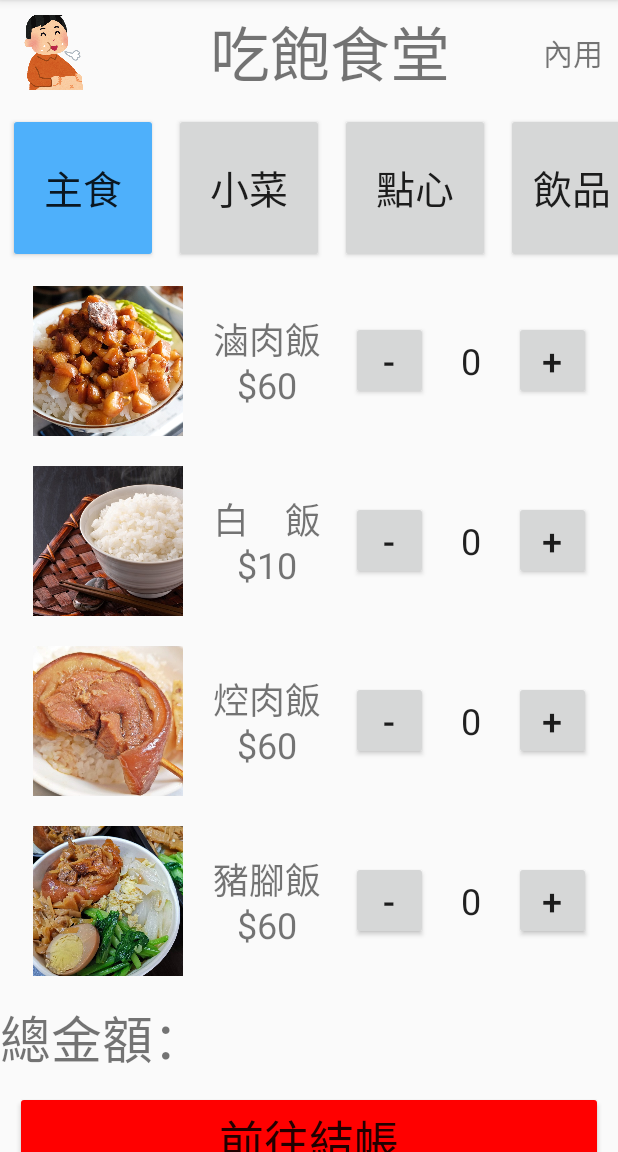
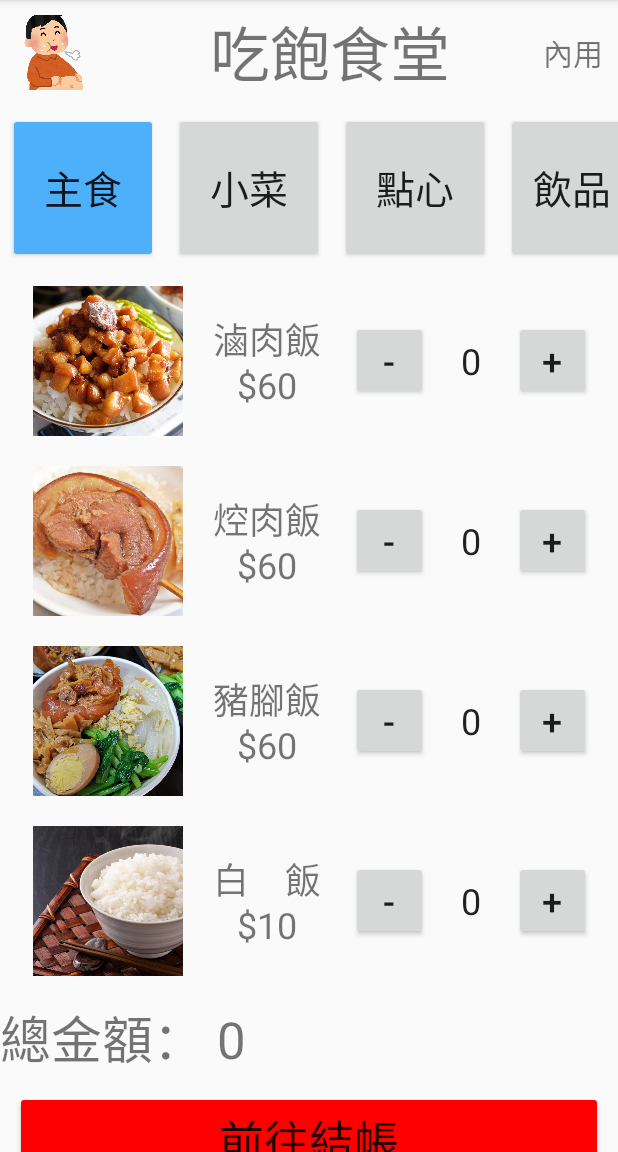
Before and after one commit to ace5718/orderSystem, an Android app: the fragment BlankFragment2 placed in its activity, after a tap on "主食", on a phone screen of 412 x 824 dp, the part 84-1236 px from its top. Run offline under Robolectric (Android 15) with nearby library versions, the phone set to English and light mode, and no system bars.

Commit message:
資料傳遞完成 紀錄總金額完成

```diff
--- a/app/src/main/java/com/example/ordersystem/BlankFragment.kt
+++ b/app/src/main/java/com/example/ordersystem/BlankFragment.kt
@@ -1,15 +1,12 @@
 package com.example.ordersystem
 
-import android.content.Context
 import android.os.Bundle
-import android.util.Log
 import androidx.fragment.app.Fragment
 import android.view.LayoutInflater
 import android.view.View
 import android.view.ViewGroup
 import android.widget.Button
 import android.widget.EditText
-import android.widget.TextView
 
 // TODO: Rename parameter arguments, choose names that match
 // the fragment initialization parameters, e.g. ARG_ITEM_NUMBER
@@ -28,7 +25,7 @@ class BlankFragment : Fragment() {
     private var param2: String? = null
 
     private var bundle: Bundle? = null
-    private var data: ArrayList<Int>? = null
+    private var page: Int = 0
 
     override fun onCreate(savedInstanceState: Bundle?) {
         super.onCreate(savedInstanceState)
@@ -39,7 +36,7 @@ class BlankFragment : Fragment() {
     }
 
     interface SendListener{
-        fun sendData(data : ArrayList<Int>)
+        fun sendData(changeData : Array<Int>)
     }
 
     override fun onCreateView(
@@ -47,19 +44,8 @@ class BlankFragment : Fragment() {
         savedInstanceState: Bundle?
     ): View? {
         val view = inflater.inflate(R.layout.fragment_blank, container, false)
-
         bundle = arguments //接值
-
         return view
-    }
-
-    override fun onAttach(context: Context) {
-        super.onAttach(context)
-        val Mactivity = context as MainActivity2
-        data?.set(1,1)
-        data?.let {
-            Mactivity.sendData(it)
-        }
     }
 
     override fun onViewCreated(view: View, savedInstanceState: Bundle?) {
@@ -80,30 +66,38 @@ class BlankFragment : Fragment() {
         val btnDecrease3:Button = view.findViewById(R.id.btnDecrease3)
         val btnDecrease4:Button = view.findViewById(R.id.btnDecrease4)
 
-        btnIncrease1.setOnClickListener {
-            calculate(etAmount1, 1)
+        val data: ArrayList<Int>? = bundle?.getIntegerArrayList("data")
+        if (data != null) {
+            etAmount1.setText(data[0].toString())
+            etAmount2.setText(data[1].toString())
+            etAmount3.setText(data[2].toString())
+            etAmount4.setText(data[3].toString())
         }
 
-        btnIncrease2.setOnClickListener { calculate(etAmount2, 1) }
-        btnIncrease3.setOnClickListener { calculate(etAmount3, 1) }
-        btnIncrease4.setOnClickListener { calculate(etAmount4, 1) }
+        btnIncrease1.setOnClickListener { calculate(etAmount1, 1, 0) }
+        btnIncrease2.setOnClickListener { calculate(etAmount2, 1, 1) }
+        btnIncrease3.setOnClickListener { calculate(etAmount3, 1, 2) }
+        btnIncrease4.setOnClickListener { calculate(etAmount4, 1, 3) }
 
-        btnDecrease1.setOnClickListener { calculate(etAmount1, -1) }
-        btnDecrease2.setOnClickListener { calculate(etAmount2, -1) }
-        btnDecrease3.setOnClickListener { calculate(etAmount3, -1) }
-        btnDecrease4.setOnClickListener { calculate(etAmount4, -1) }
-
-        data = bundle?.getIntegerArrayList("data")
-        data?.set(1, 1)
-
-        //在點擊加減按鈕後要能回傳數值
+        btnDecrease1.setOnClickListener { calculate(etAmount1, -1, 0) }
+        btnDecrease2.setOnClickListener { calculate(etAmount2, -1, 1) }
+        btnDecrease3.setOnClickListener { calculate(etAmount3, -1, 2) }
+        btnDecrease4.setOnClickListener { calculate(etAmount4, -1, 3) }
     }
 
-    private fun calculate(etAmount: EditText, num: Int) {
+    private fun calculate(etAmount: EditText, num: Int, btnNumber: Int) {
         val temp = etAmount.text.toString().toInt() + num
         if (temp >= 0){
+            pushData(temp, btnNumber)
             etAmount.setText(temp.toString())
         }
+    }
+
+    private fun pushData(changeNumber: Int, btnNumber: Int){
+        val Mactivity = context as MainActivity2
+        Mactivity.sendData(
+            arrayOf(page, btnNumber, changeNumber)
+        )
     }
 
     companion object {
--- a/app/src/main/java/com/example/ordersystem/BlankFragment2.kt
+++ b/app/src/main/java/com/example/ordersystem/BlankFragment2.kt
@@ -24,6 +24,9 @@ class BlankFragment2 : Fragment() {
     private var param1: String? = null
     private var param2: String? = null
 
+    private var bundle: Bundle? = null
+    private var page: Int = 1
+
     override fun onCreate(savedInstanceState: Bundle?) {
         super.onCreate(savedInstanceState)
         arguments?.let {
@@ -33,7 +36,7 @@ class BlankFragment2 : Fragment() {
     }
 
     interface SendListener{
-        //fun  sendData(data:String)
+        fun sendData(changeData : Array<Int>)
     }
 
     override fun onCreateView(
@@ -41,13 +44,8 @@ class BlankFragment2 : Fragment() {
         savedInstanceState: Bundle?
     ): View? {
         val view = inflater.inflate(R.layout.fragment_blank2, container, false)
+        bundle = arguments //接值
         return view
-    }
-
-    override fun onAttach(context: Context){
-        super.onAttach(context)
-        val  MainActivity = context as MainActivity2
-        //MainActivity.sendData("")
     }
 
     override fun onViewCreated(view: View, savedInstanceState: Bundle?) {
@@ -68,22 +66,38 @@ class BlankFragment2 : Fragment() {
         val btnDecrease3: Button = view.findViewById(R.id.btnDecrease3)
         val btnDecrease4: Button = view.findViewById(R.id.btnDecrease4)
 
-        btnIncrease1.setOnClickListener { calculate(etAmount1, 1) }
-        btnIncrease2.setOnClickListener { calculate(etAmount2, 1) }
-        btnIncrease3.setOnClickListener { calculate(etAmount3, 1) }
-        btnIncrease4.setOnClickListener { calculate(etAmount4, 1) }
+        val data: ArrayList<Int>? = bundle?.getIntegerArrayList("data")
+        if (data != null) {
+            etAmount1.setText(data[0].toString())
+            etAmount2.setText(data[1].toString())
+            etAmount3.setText(data[2].toString())
+            etAmount4.setText(data[3].toString())
+        }
 
-        btnDecrease1.setOnClickListener { calculate(etAmount1, -1) }
-        btnDecrease2.setOnClickListener { calculate(etAmount2, -1) }
-        btnDecrease3.setOnClickListener { calculate(etAmount3, -1) }
-        btnDecrease4.setOnClickListener { calculate(etAmount4, -1) }
+        btnIncrease1.setOnClickListener { calculate(etAmount1, 1, 0) }
+        btnIncrease2.setOnClickListener { calculate(etAmount2, 1, 1) }
+        btnIncrease3.setOnClickListener { calculate(etAmount3, 1, 2) }
+        btnIncrease4.setOnClickListener { calculate(etAmount4, 1, 3) }
+
+        btnDecrease1.setOnClickListener { calculate(etAmount1, -1, 0) }
+        btnDecrease2.setOnClickListener { calculate(etAmount2, -1, 1) }
+        btnDecrease3.setOnClickListener { calculate(etAmount3, -1, 2) }
+        btnDecrease4.setOnClickListener { calculate(etAmount4, -1, 3) }
     }
 
-    private fun calculate(etAmount: EditText, num: Int) {
+    private fun calculate(etAmount: EditText, num: Int, btnNumber: Int) {
         val temp = etAmount.text.toString().toInt() + num
         if (temp >= 0){
+            pushData(temp, btnNumber)
             etAmount.setText(temp.toString())
         }
+    }
+
+    private fun pushData(changeNumber: Int, btnNumber: Int){
+        val Mactivity = context as MainActivity2
+        Mactivity.sendData(
+            arrayOf(page, btnNumber, changeNumber)
+        )
     }
 
     companion object {
--- a/app/src/main/java/com/example/ordersystem/MainActivity2.kt
+++ b/app/src/main/java/com/example/ordersystem/MainActivity2.kt
@@ -1,29 +1,24 @@
 package com.example.ordersystem
 
+import android.annotation.SuppressLint
 import android.os.Bundle
 import android.util.Log
 import android.widget.Button
+import android.widget.TextView
 import androidx.appcompat.app.AppCompatActivity
-import java.util.Arrays
+import androidx.fragment.app.Fragment
 
 class MainActivity2 : AppCompatActivity(),
     BlankFragment.SendListener,
     BlankFragment2.SendListener,
     BlankFragment3.SendListener,
     BlankFragment4.SendListener{
-    private var Gdata: ArrayList<Int>? = ArrayList() //向 fragment 傳送 data 資料的載體
-    private var Gconst: Int? = 0 //總價格
-    private lateinit var data: Array<Array<Array<Int>>>
-
-    override fun onCreate(savedInstanceState: Bundle?) {
-        super.onCreate(savedInstanceState)
-        setContentView(R.layout.activity_main2)
-        data = arrayOf(
+    private var data = arrayOf(
         arrayOf( //第一頁
             arrayOf(60, 0),  //價格 數量
-                arrayOf(10, 0),
             arrayOf(60, 0),
-                arrayOf(60, 0)
+            arrayOf(60, 0),
+            arrayOf(10, 0)
         ),
         arrayOf( //第二頁
             arrayOf(30, 0),
@@ -44,68 +39,62 @@ class MainActivity2 : AppCompatActivity(),
             arrayOf(30, 0)
         )
     ) //各頁數量統計
+    private var dataTemp: ArrayList<Int> = ArrayList() //向 fragment 傳送 data 資料的載體
+    private var totalTextView: TextView? = null
+    private var total: Int = 0 //總價格
+
+
+    override fun onCreate(savedInstanceState: Bundle?) {
+        super.onCreate(savedInstanceState)
+        setContentView(R.layout.activity_main2)
 
         val but01: Button = findViewById(R.id.but01)
         val but02: Button = findViewById(R.id.but02)
         val but03: Button = findViewById(R.id.but03)
         val but04: Button = findViewById(R.id.but04)
 
-        val f1 = BlankFragment()
-        val f2 = BlankFragment2()
-        val f3 = BlankFragment3()
-        val f4 = BlankFragment4()
+        totalTextView = findViewById(R.id.textView3)
+        setConstTextView(0)
+        but01.setOnClickListener { changeFragment(BlankFragment(), 0) }
+        but02.setOnClickListener { changeFragment(BlankFragment2(), 1) }
+        but03.setOnClickListener { changeFragment(BlankFragment3(), 2) }
+        but04.setOnClickListener { changeFragment(BlankFragment4(), 3) }
+    }
 
+    override fun sendData(changeData: Array<Int>) {
+        val price = data[changeData[0]][changeData[1]][0]
+        val originalNumber = data[changeData[0]][changeData[1]][1]
+        setConstTextView( (changeData[2] - originalNumber) * price )
 
+        //data[哪一頁][哪一個被動到了][1] = 動了多少
+        data[changeData[0]][changeData[1]][1] = changeData[2]
+    }
 
-        but01.setOnClickListener {
-            setGdata(data[0], 0)
+    private fun changeFragment(fragment: Fragment, page: Int){
+        setDataTemp(data[page])
+        Log.d("test", dataTemp[0].toString())
         val bundle = Bundle()
-            bundle.putIntegerArrayList("data", Gdata)
-            f1.arguments = bundle
+        bundle.putIntegerArrayList("data", dataTemp)
+        fragment.arguments = bundle
 
         supportFragmentManager.beginTransaction().apply {
-                replace(R.id.fragmentContainerView, f1)
+            replace(R.id.fragmentContainerView, fragment)
             commit()
         }
     }
 
-        but02.setOnClickListener {
-            supportFragmentManager.beginTransaction()
-                .replace(R.id.fragmentContainerView, f2)
-                .commit()
-        }
-
-        but03.setOnClickListener {
-            supportFragmentManager.beginTransaction()
-                .replace(R.id.fragmentContainerView, f3)
-                .commit()
-        }
-
-        but04.setOnClickListener {
-            supportFragmentManager.beginTransaction()
-                .replace(R.id.fragmentContainerView, f4)
-                .commit()
+    private fun setDataTemp(data: Array<Array<Int>>){
+        //Gdata預計是 [第一個選擇的數量, 第二個選擇的數量 ... ]
+        dataTemp.clear()
+        data.forEach {
+            dataTemp.add(it[1])
         }
     }
 
-    override fun sendData(data: ArrayList<Int>) {
-        Gdata = data
-        Log.d("test", Gdata?.get(1).toString())
-        //fragment 資料來了後要來刷新 data 的資料
-        setData()
-        //Gconst = const
-    }
 
-    private fun setGdata(data: Array<Array<Int>>, page: Int){
-        //Gdata預計是 [ 哪一頁, 第一個選擇的數量, 第二個選擇的數量 ... ]
-        Gdata?.clear()
-        Gdata?.add(page)
-        data.forEach {
-            Gdata?.add(it[1])
+    @SuppressLint("SetTextI18n")
+    private fun setConstTextView(addTotal: Int){
+        total += addTotal
+        totalTextView?.text = "總金額： $total"
     }
 }
-
-    private fun setData(){
-
-    }
-}
--- a/app/src/main/res/layout/activity_main2.xml
+++ b/app/src/main/res/layout/activity_main2.xml
@@ -42,7 +42,7 @@
                 android:textSize="40sp" />
 
             <TextView
-                android:id="@+id/textView12"
+                android:id="@+id/textView2"
                 android:layout_width="wrap_content"
                 android:layout_height="wrap_content"
                 android:layout_marginStart="10dp"
@@ -142,13 +142,21 @@
                     android:layout_marginTop="5dp"
                     android:orientation="vertical">
 
-                    <TextView
-                        android:id="@+id/textView19"
+                    <LinearLayout
                         android:layout_width="match_parent"
                         android:layout_height="match_parent"
                         android:layout_weight="1"
-                        android:text="總金額："
-                        android:textSize="34sp" />
+                        android:orientation="horizontal">
+
+                        <TextView
+                            android:id="@+id/textView3"
+                            android:layout_width="match_parent"
+                            android:layout_height="wrap_content"
+                            android:layout_weight="1"
+                            android:text="總金額："
+                            android:textSize="34sp" />
+
+                    </LinearLayout>
 
                     <Button
                         android:id="@+id/button5"
--- a/app/src/main/res/layout/activity_main6.xml
+++ b/app/src/main/res/layout/activity_main6.xml
@@ -42,7 +42,7 @@
                 android:textSize="40sp" />
 
             <TextView
-                android:id="@+id/textView12"
+                android:id="@+id/textView2"
                 android:layout_width="wrap_content"
                 android:layout_height="wrap_content"
                 android:layout_marginStart="10dp"
@@ -146,7 +146,7 @@
             android:orientation="vertical">
 
             <TextView
-                android:id="@+id/textView19"
+                android:id="@+id/textView3"
                 android:layout_width="match_parent"
                 android:layout_height="match_parent"
                 android:layout_weight="1"
--- a/app/src/main/res/layout/activity_main7.xml
+++ b/app/src/main/res/layout/activity_main7.xml
@@ -42,7 +42,7 @@
                 android:textSize="40sp" />
 
             <TextView
-                android:id="@+id/textView12"
+                android:id="@+id/textView2"
                 android:layout_width="wrap_content"
                 android:layout_height="wrap_content"
                 android:layout_marginStart="10dp"
@@ -162,7 +162,7 @@
             </LinearLayout>
 
             <TextView
-                android:id="@+id/textView19"
+                android:id="@+id/textView3"
                 android:layout_width="match_parent"
                 android:layout_height="match_parent"
                 android:layout_weight="1"
--- a/app/src/main/res/layout/activity_main8.xml
+++ b/app/src/main/res/layout/activity_main8.xml
@@ -42,7 +42,7 @@
                 android:textSize="40sp" />
 
             <TextView
-                android:id="@+id/textView12"
+                android:id="@+id/textView2"
                 android:layout_width="wrap_content"
                 android:layout_height="wrap_content"
                 android:layout_marginStart="10dp"
@@ -146,7 +146,7 @@
             android:orientation="vertical">
 
             <TextView
-                android:id="@+id/textView19"
+                android:id="@+id/textView3"
                 android:layout_width="match_parent"
                 android:layout_height="match_parent"
                 android:layout_weight="1"
--- a/app/src/main/res/layout/activity_main9.xml
+++ b/app/src/main/res/layout/activity_main9.xml
@@ -34,7 +34,7 @@
             android:textSize="40sp" />
 
         <TextView
-            android:id="@+id/textView12"
+            android:id="@+id/textView2"
             android:layout_width="wrap_content"
             android:layout_height="wrap_content"
             android:layout_marginStart="10dp"
--- a/app/src/main/res/layout/fragment_blank.xml
+++ b/app/src/main/res/layout/fragment_blank.xml
@@ -67,75 +67,6 @@
 
             <Button
                 android:id="@+id/btnIncrease1"
-                android:layout_width="wrap_content"
-                android:layout_height="wrap_content"
-                android:layout_weight="1"
-                android:gravity="center"
-                android:text="+"
-                android:textSize="24sp" />
-        </LinearLayout>
-
-    </LinearLayout>
-
-    <LinearLayout
-        android:layout_width="match_parent"
-        android:layout_height="wrap_content"
-        android:layout_marginTop="10dp"
-        android:layout_marginBottom="10dp"
-        android:gravity="center"
-        android:orientation="horizontal">
-
-        <ImageView xmlns:app="http://schemas.android.com/apk/res-auto"
-            android:id="@+id/imageView5"
-            android:layout_width="100dp"
-            android:layout_height="100dp"
-            android:layout_marginStart="10dp"
-            android:layout_marginTop="0dp"
-            android:scaleType="centerCrop"
-            app:srcCompat="@drawable/d" />
-
-        <TextView
-            android:id="@+id/tv04"
-            android:layout_width="wrap_content"
-            android:layout_height="wrap_content"
-            android:layout_marginStart="20dp"
-            android:layout_marginTop="0dp"
-            android:layout_marginEnd="20dp"
-            android:text="白　飯\n$10"
-            android:textAlignment="center"
-            android:textSize="24sp" />
-
-        <LinearLayout
-            android:layout_width="160dp"
-            android:layout_height="match_parent"
-            android:layout_marginEnd="5dp"
-            android:focusable="true"
-            android:orientation="horizontal"
-            android:showDividers="middle">
-
-            <Button
-                android:id="@+id/btnDecrease4"
-                android:layout_width="wrap_content"
-                android:layout_height="wrap_content"
-                android:layout_weight="1"
-                android:gravity="center"
-                android:text="-"
-                android:textSize="24sp" />
-
-            <EditText
-                android:id="@+id/etAmount4"
-                android:layout_width="94dp"
-                android:layout_height="match_parent"
-                android:layout_weight="1"
-                android:background="@null"
-                android:gravity="center"
-                android:inputType="number"
-                android:minWidth="60dp"
-                android:text="0"
-                android:textSize="24sp" />
-
-            <Button
-                android:id="@+id/btnIncrease4"
                 android:layout_width="wrap_content"
                 android:layout_height="wrap_content"
                 android:layout_weight="1"
@@ -284,4 +215,73 @@
 
     </LinearLayout>
 
+    <LinearLayout
+        android:layout_width="match_parent"
+        android:layout_height="wrap_content"
+        android:layout_marginTop="10dp"
+        android:layout_marginBottom="10dp"
+        android:gravity="center"
+        android:orientation="horizontal">
+
+        <ImageView xmlns:app="http://schemas.android.com/apk/res-auto"
+            android:id="@+id/imageView5"
+            android:layout_width="100dp"
+            android:layout_height="100dp"
+            android:layout_marginStart="10dp"
+            android:layout_marginTop="0dp"
+            android:scaleType="centerCrop"
+            app:srcCompat="@drawable/d" />
+
+        <TextView
+            android:id="@+id/tv04"
+            android:layout_width="wrap_content"
+            android:layout_height="wrap_content"
+            android:layout_marginStart="20dp"
+            android:layout_marginTop="0dp"
+            android:layout_marginEnd="20dp"
+            android:text="白　飯\n$10"
+            android:textAlignment="center"
+            android:textSize="24sp" />
+
+        <LinearLayout
+            android:layout_width="160dp"
+            android:layout_height="match_parent"
+            android:layout_marginEnd="5dp"
+            android:focusable="true"
+            android:orientation="horizontal"
+            android:showDividers="middle">
+
+            <Button
+                android:id="@+id/btnDecrease4"
+                android:layout_width="wrap_content"
+                android:layout_height="wrap_content"
+                android:layout_weight="1"
+                android:gravity="center"
+                android:text="-"
+                android:textSize="24sp" />
+
+            <EditText
+                android:id="@+id/etAmount4"
+                android:layout_width="94dp"
+                android:layout_height="match_parent"
+                android:layout_weight="1"
+                android:background="@null"
+                android:gravity="center"
+                android:inputType="number"
+                android:minWidth="60dp"
+                android:text="0"
+                android:textSize="24sp" />
+
+            <Button
+                android:id="@+id/btnIncrease4"
+                android:layout_width="wrap_content"
+                android:layout_height="wrap_content"
+                android:layout_weight="1"
+                android:gravity="center"
+                android:text="+"
+                android:textSize="24sp" />
+        </LinearLayout>
+
+    </LinearLayout>
+
 </LinearLayout>
```
Also changed, not shown: app/src/main/java/com/example/ordersystem/BlankFragment3.kt (+31 -16 lines), app/src/main/java/com/example/ordersystem/BlankFragment4.kt (+30 -16 lines). Lines whose indentation alone changed are shown as unchanged.
